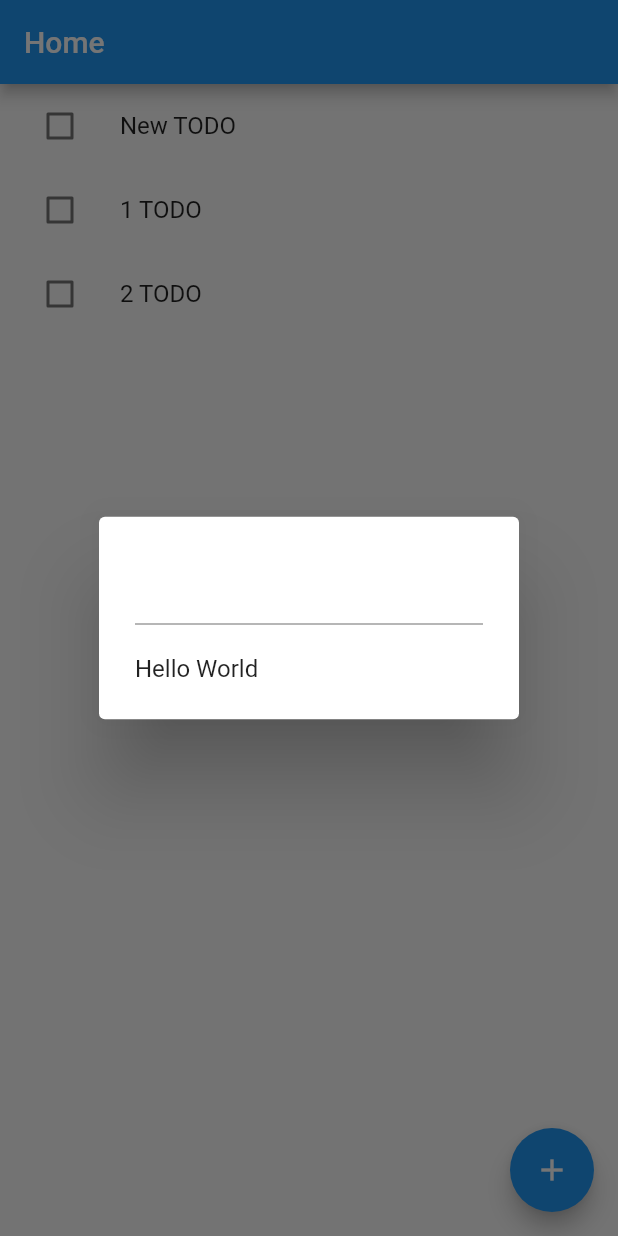
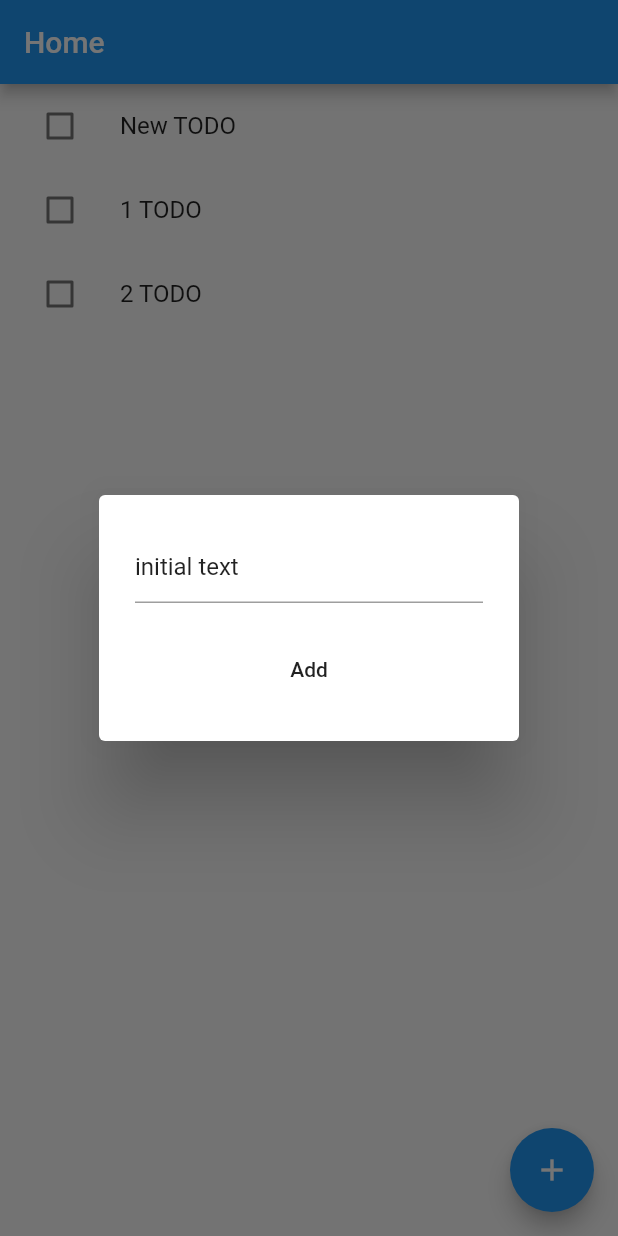
Before and after one commit to syetalabs/flutter_riverpod_hooks_architecture, a Flutter app: the screen it shows after launch, after a tap on the "add" icon, on a phone screen of 412 x 824 dp. Run offline on Flutter 3.47's test engine with Material 2 defaults, Android fonts, the phone set to English and light mode, and no system bars; our stand-ins replace flutter_hooks, flutter_riverpod, hooks_riverpod.

Commit message:
todo adding

```diff
--- a/lib/UI/screens/home_screen.dart
+++ b/lib/UI/screens/home_screen.dart
@@ -2,6 +2,7 @@ import 'package:flutter/material.dart';
 
 import 'package:flutter_hooks/flutter_hooks.dart';
 import 'package:hooks_riverpod/hooks_riverpod.dart';
+import 'package:starterpp/UI/widgets/input_dialog.dart';
 import 'package:starterpp/models/%20todo.dart';
 import 'package:starterpp/providers/todo_list.dart';
 
@@ -43,10 +44,7 @@ class MyHomePage extends HookWidget {
           showDialog(
               context: context,
               builder: (BuildContext context) {
-                return AlertDialog(
-                  title: TextField(),
-                  content: Text("Hello World"),
-                );
+                return InputDialog();
               });
         },
         tooltip: 'Increment',
--- /dev/null
+++ b/lib/UI/widgets/input_dialog.dart
@@ -0,0 +1,28 @@
+import 'package:flutter/material.dart';
+import 'package:flutter_hooks/flutter_hooks.dart';
+import 'package:hooks_riverpod/hooks_riverpod.dart';
+import 'package:starterpp/models/%20todo.dart';
+import 'package:starterpp/providers/todo_list.dart';
+
+class InputDialog extends HookWidget {
+  const InputDialog({
+    Key key,
+  }) : super(key: key);
+
+  @override
+  Widget build(BuildContext context) {
+    final _todoList = useProvider(todoListProvider);
+    final controller = useTextEditingController(text: 'initial text');
+    return AlertDialog(
+      title: TextField(
+        controller: controller,
+      ),
+      content: MaterialButton(
+        child: Text('Add'),
+        onPressed: () {
+          _todoList.addTodo(ToDo(description: controller.text));
+        },
+      ),
+    );
+  }
+}
--- a/lib/services/todo_list.dart
+++ b/lib/services/todo_list.dart
@@ -12,4 +12,9 @@ class ToDoList extends ChangeNotifier {
     todoList.elementAt(index).done = !todoList.elementAt(index).done;
     notifyListeners();
   }
+
+  addTodo(ToDo todo) {
+    todoList.add(todo);
+    notifyListeners();
+  }
 }
```
